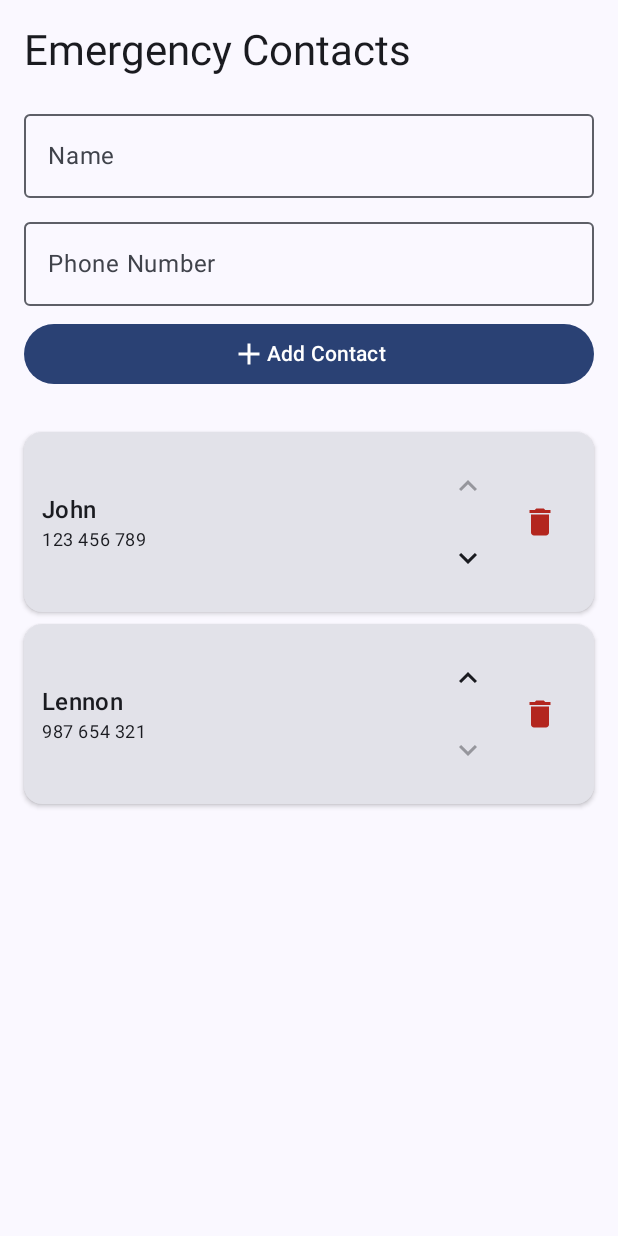
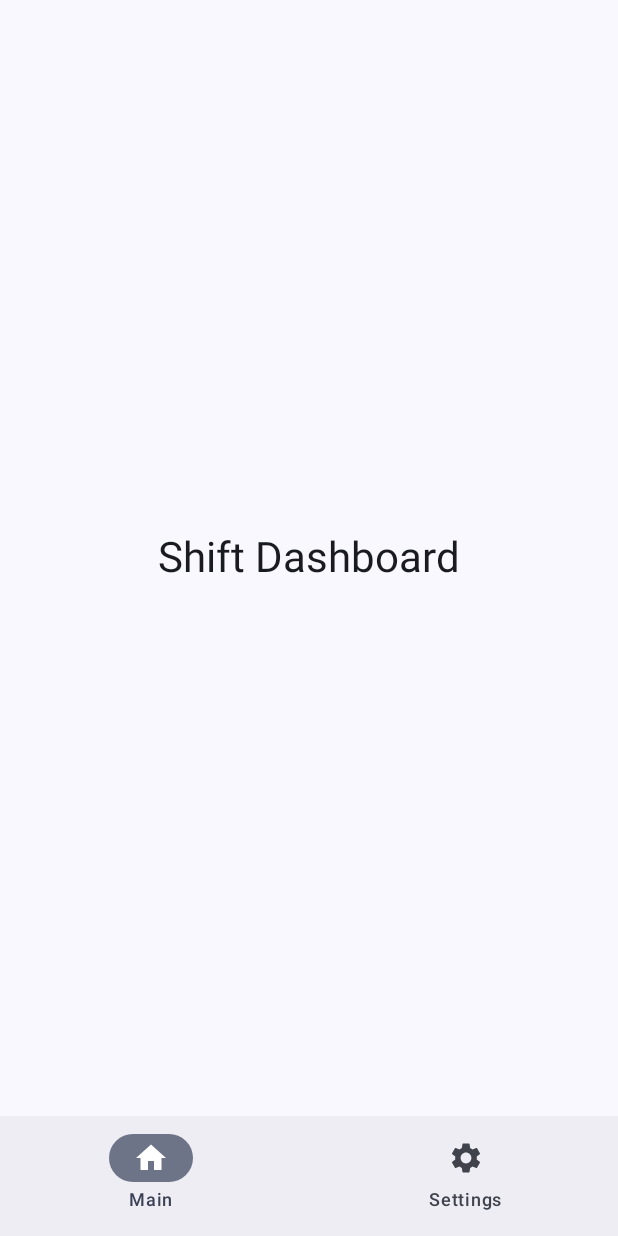
Before and after one commit to daliborpovolny/ShiftWatcher, an Android app built with Jetpack Compose: the screen it shows after launch (MainActivity), on a phone screen of 412 x 824 dp. Run offline under Robolectric (Android 15) with nearby library versions, the light colour scheme and no system bars.

Commit message:
refactor into separate files

```diff
--- a/app/src/main/java/com/daliborpovolny/shiftwatcher/MainActivity.kt
+++ b/app/src/main/java/com/daliborpovolny/shiftwatcher/MainActivity.kt
@@ -8,25 +8,15 @@ import androidx.compose.foundation.layout.fillMaxSize
 import androidx.compose.foundation.layout.padding
 import androidx.compose.material3.Scaffold
 import androidx.compose.material3.Text
-import androidx.compose.runtime.Composable
 import androidx.compose.ui.Modifier
-import androidx.compose.ui.tooling.preview.Preview
 import com.daliborpovolny.shiftwatcher.ui.theme.ShiftWatcherTheme
-
 import androidx.compose.foundation.layout.*
-import androidx.compose.foundation.lazy.LazyColumn
-import androidx.compose.foundation.lazy.items
 import androidx.compose.material.icons.Icons
-import androidx.compose.material.icons.filled.Add
-import androidx.compose.material.icons.filled.Delete
 import androidx.compose.material3.*
 import androidx.compose.runtime.*
-import androidx.compose.ui.Alignment
-import androidx.compose.ui.unit.dp
-import androidx.lifecycle.viewmodel.CreationExtras
-import androidx.compose.material.icons.filled.KeyboardArrowDown
-import androidx.compose.material.icons.filled.KeyboardArrowUp
-import androidx.compose.foundation.lazy.itemsIndexed
+import androidx.compose.material.icons.filled.Home
+import androidx.compose.material.icons.filled.Settings
+import androidx.compose.ui.tooling.preview.Preview
 
 class MainActivity : ComponentActivity() {
     override fun onCreate(savedInstanceState: Bundle?) {
@@ -34,144 +24,53 @@ class MainActivity : ComponentActivity() {
         enableEdgeToEdge()
         setContent {
             ShiftWatcherTheme {
-                Scaffold(modifier = Modifier.fillMaxSize()) { modifier ->
-//                    Greeting(
-//                        name = "Android1",
-//                        modifier = Modifier.padding(innerPadding)
-//                    )
-                    SettingsScreen()
-                }
+                StartUp()
             }
         }
     }
 }
 
-data class Contact(
-    val id: String = java.util.UUID.randomUUID().toString(),
-    val number: String,
-    var name: String
-)
+@Composable
+fun StartUp() {
+    // This state tracks which tab is selected
+    var selectedTab by remember { mutableIntStateOf(0) }
 
-@Composable
-fun SettingsScreen() {
-    val contactList = remember {
-        mutableStateListOf(
-            Contact(number = "123 456 789", name = "John"),
-            Contact(number = "987 654 321", name = "Lennon")
-        )
-    }
-
-    var newNumber by remember { mutableStateOf("") }
-    var newName by remember { mutableStateOf("") }
-
-    // Using Scaffold properly to handle paddings
-    Column(modifier = Modifier.fillMaxSize().padding(16.dp)) {
-        Text("Emergency Contacts", style = MaterialTheme.typography.headlineMedium)
-        Spacer(modifier = Modifier.height(16.dp))
-
-        // --- NEW INPUT LAYOUT ---
-        // Stack inputs vertically so they have room to breathe
-        OutlinedTextField(
-            value = newName,
-            onValueChange = { newName = it },
-            label = { Text("Name") },
-            modifier = Modifier.fillMaxWidth()
-        )
-        Spacer(modifier = Modifier.height(8.dp))
-        OutlinedTextField(
-            value = newNumber,
-            onValueChange = { newNumber = it },
-            label = { Text("Phone Number") },
-            modifier = Modifier.fillMaxWidth()
-        )
-        Spacer(modifier = Modifier.height(8.dp))
-        Button(
-            onClick = {
-                if (newNumber.isNotBlank() && newName.isNotBlank()) {
-                    contactList.add(Contact(number = newNumber, name = newName))
-                    newNumber = ""
-                    newName = ""
-                }
-            },
-            modifier = Modifier.fillMaxWidth()
-        ) {
-            Icon(Icons.Default.Add, contentDescription = null)
-            Text("Add Contact")
-        }
-
-        Spacer(modifier = Modifier.height(24.dp))
-
-
-
-        // --- THE LIST ---
-        LazyColumn(modifier = Modifier.weight(1f)) {
-            // We use itemsIndexed so we know exactly where each contact is
-            itemsIndexed(contactList, key = { _, contact -> contact.id }) { index, contact ->
-                ContactRow(
-                    contact = contact,
-                    isFirst = index == 0,
-                    isLast = index == contactList.size - 1,
-                    onDelete = { contactList.remove(contact) },
-                    onMoveUp = {
-                        // Swap with previous
-                        val item = contactList.removeAt(index)
-                        contactList.add(index - 1, item)
-                    },
-                    onMoveDown = {
-                        // Swap with next
-                        val item = contactList.removeAt(index)
-                        contactList.add(index + 1, item)
-                    }
+    Scaffold(
+        modifier = Modifier.fillMaxSize(),
+        bottomBar = {
+            NavigationBar {
+                NavigationBarItem(
+                    selected = selectedTab == 0,
+                    onClick = { selectedTab = 0 },
+                    label = { Text("Main") },
+                    icon = { Icon(Icons.Default.Home, contentDescription = null) }
+                )
+                NavigationBarItem(
+                    selected = selectedTab == 1,
+                    onClick = { selectedTab = 1 },
+                    label = { Text("Settings") },
+                    icon = { Icon(Icons.Default.Settings, contentDescription = null) }
                 )
             }
         }
-    }
-}
-@Composable
-fun ContactRow(
-    contact: Contact,
-    isFirst: Boolean,
-    isLast: Boolean,
-    onDelete: () -> Unit,
-    onMoveUp: () -> Unit,
-    onMoveDown: () -> Unit
-) {
-    Card(
-        modifier = Modifier.fillMaxWidth().padding(vertical = 4.dp),
-        elevation = CardDefaults.cardElevation(defaultElevation = 2.dp)
-    ) {
-        Row(
-            modifier = Modifier.padding(12.dp),
-            verticalAlignment = Alignment.CenterVertically
-        ) {
-            // Text info
-            Column(modifier = Modifier.weight(1f)) {
-                Text(contact.name, style = MaterialTheme.typography.titleMedium)
-                Text(contact.number, style = MaterialTheme.typography.bodySmall)
-            }
-
-            // Sorting Buttons
-            Column {
-                IconButton(onClick = onMoveUp, enabled = !isFirst) {
-                    Icon(Icons.Default.KeyboardArrowUp, contentDescription = "Move Up")
-                }
-                IconButton(onClick = onMoveDown, enabled = !isLast) {
-                    Icon(Icons.Default.KeyboardArrowDown, contentDescription = "Move Down")
-                }
-            }
-
-            // Delete Button
-            IconButton(onClick = onDelete) {
-                Icon(Icons.Default.Delete, contentDescription = "Delete", tint = MaterialTheme.colorScheme.error)
+    ) { innerPadding ->
+        // We use a Box to apply the padding from the Scaffold
+        // (so the bottom bar doesn't cover our content)
+        Box(modifier = Modifier.padding(innerPadding)) {
+            when (selectedTab) {
+                0 -> MainScreen()
+                1 -> SettingsScreen()
             }
         }
     }
 }
 
+
+
 @Preview(showBackground = true)
 @Composable
-fun SettingsPreview() {
+fun HomePagePreview() {
     ShiftWatcherTheme {
-        SettingsScreen()
+        StartUp()
     }
 }
--- /dev/null
+++ b/app/src/main/java/com/daliborpovolny/shiftwatcher/MainScreen.kt
@@ -0,0 +1,25 @@
+package com.daliborpovolny.shiftwatcher
+
+import androidx.compose.foundation.layout.*
+import androidx.compose.material3.*
+import androidx.compose.runtime.Composable
+import androidx.compose.ui.Alignment
+import androidx.compose.ui.Modifier
+import androidx.compose.ui.tooling.preview.Preview
+
+@Composable
+fun MainScreen() {
+    Column(
+        modifier = Modifier.fillMaxSize(),
+        verticalArrangement = Arrangement.Center,
+        horizontalAlignment = Alignment.CenterHorizontally
+    ) {
+        Text("Shift Dashboard", style = MaterialTheme.typography.headlineMedium)
+    }
+}
+
+@Composable
+@Preview(showBackground = true)
+fun MainScreenPreview() {
+    MainScreen()
+}
```
Also changed, not shown: app/src/main/java/com/daliborpovolny/shiftwatcher/Contact.kt (added, +7 -0 lines), app/src/main/java/com/daliborpovolny/shiftwatcher/SettingsScreen.kt (added, +159 -0 lines).
